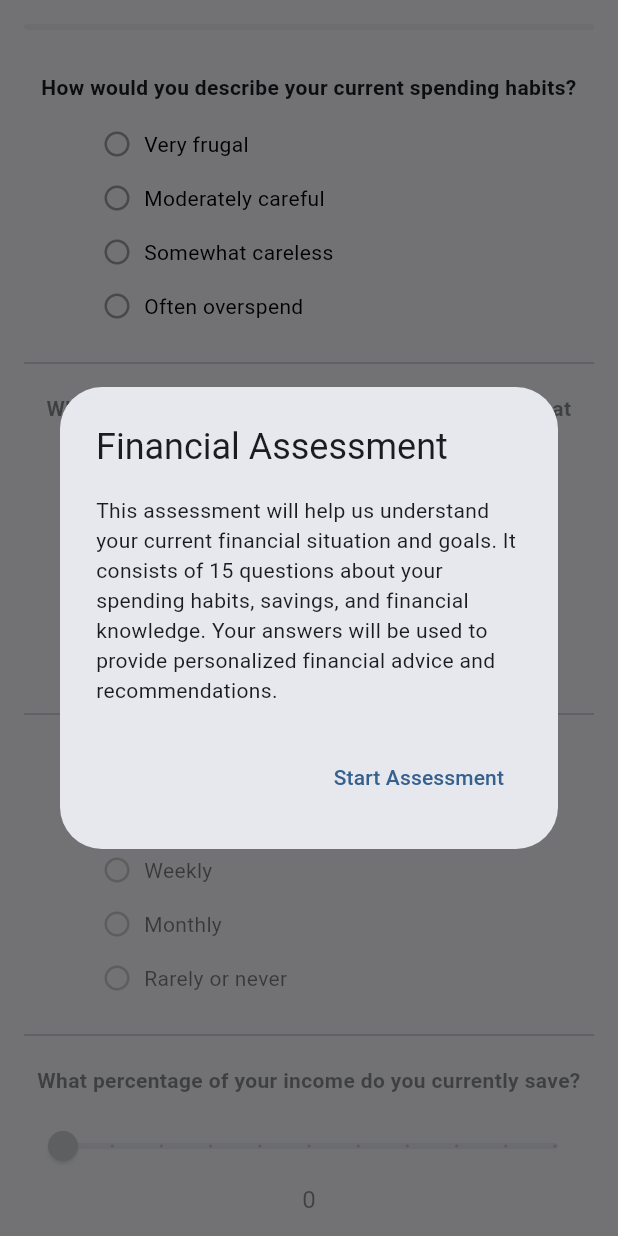
After one commit to Cha17/baidyet, a Flutter app: the FinancialAssessment screen opened directly, on a phone screen of 412 x 824 dp. The commit adds this screen. Run offline on Flutter 3.47's test engine with Material 3 defaults, Android fonts, the phone set to English and light mode, and no system bars; our stand-ins replace sqflite; accounts and stored records are empty.

Commit message:
fixed assessment

```diff
--- /dev/null
+++ b/lib/components/assessment_questions.dart
@@ -0,0 +1,148 @@
+class AssessmentQuestion {
+  final String question;
+  final String type;
+  final List<String>? options;
+  final double? min;
+  final double? max;
+  final int? divisions;
+
+  AssessmentQuestion({
+    required this.question,
+    required this.type,
+    this.options,
+    this.min,
+    this.max,
+    this.divisions,
+  });
+}
+
+List<AssessmentQuestion> getAssessmentQuestions() {
+  return [
+    AssessmentQuestion(
+      question: 'How would you describe your current spending habits?',
+      type: 'radio',
+      options: [
+        'Very frugal',
+        'Moderately careful',
+        'Somewhat careless',
+        'Often overspend'
+      ],
+    ),
+    AssessmentQuestion(
+      question:
+          'What are your primary financial goals? (Select all that apply)',
+      type: 'checkbox',
+      options: [
+        'Save for emergencies',
+        'Pay off debt',
+        'Invest for retirement',
+        'Save for a major purchase'
+      ],
+    ),
+    AssessmentQuestion(
+      question: 'How often do you track your expenses?',
+      type: 'radio',
+      options: ['Daily', 'Weekly', 'Monthly', 'Rarely or never'],
+    ),
+    AssessmentQuestion(
+      question: 'What percentage of your income do you currently save?',
+      type: 'slider',
+      min: 0.0,
+      max: 50.0,
+      divisions: 10,
+    ),
+    AssessmentQuestion(
+      question:
+          'How confident are you in your ability to manage your finances?',
+      type: 'radio',
+      options: [
+        'Very confident',
+        'Somewhat confident',
+        'Not very confident',
+        'Not confident at all'
+      ],
+    ),
+    AssessmentQuestion(
+      question: 'How do you prefer to manage your budget?',
+      type: 'radio',
+      options: [
+        'Manually',
+        'Using a spreadsheet',
+        'Using a budgeting app',
+        'I don\'t have a budget'
+      ],
+    ),
+    AssessmentQuestion(
+      question: 'What is your current level of debt?',
+      type: 'slider',
+      min: 0.0,
+      max: 100000.0,
+      divisions: 20,
+    ),
+    AssessmentQuestion(
+      question: 'How often do you review your financial goals?',
+      type: 'radio',
+      options: ['Monthly', 'Quarterly', 'Annually', 'Never'],
+    ),
+    AssessmentQuestion(
+      question: 'What is your primary source of financial advice?',
+      type: 'radio',
+      options: [
+        'Financial advisor',
+        'Online resources',
+        'Friends and family',
+        'I don\'t seek financial advice'
+      ],
+    ),
+    AssessmentQuestion(
+      question: 'How would you rate your overall financial knowledge?',
+      type: 'radio',
+      options: ['Excellent', 'Good', 'Fair', 'Poor'],
+    ),
+    AssessmentQuestion(
+      question: 'How do you handle unexpected expenses?',
+      type: 'radio',
+      options: [
+        'I have an emergency fund',
+        'I use credit cards',
+        'I borrow from friends or family',
+        'I struggle to cover them'
+      ],
+    ),
+    AssessmentQuestion(
+      question: 'What is your current credit score range?',
+      type: 'radio',
+      options: [
+        'Excellent (800-850)',
+        'Good (740-799)',
+        'Fair (670-739)',
+        'Poor (300-669)'
+      ],
+    ),
+    AssessmentQuestion(
+      question: 'How often do you review your credit report?',
+      type: 'radio',
+      options: ['Annually', 'Every few years', 'Rarely', 'Never'],
+    ),
+    AssessmentQuestion(
+      question: 'What is your preferred method of saving?',
+      type: 'radio',
+      options: [
+        'Savings account',
+        'Investments',
+        'Cash',
+        'I don\'t save regularly'
+      ],
+    ),
+    AssessmentQuestion(
+      question: 'How do you prioritize your financial goals?',
+      type: 'radio',
+      options: [
+        'Short-term goals first',
+        'Long-term goals first',
+        'Balance between short-term and long-term',
+        'I don\'t have a clear strategy'
+      ],
+    ),
+  ];
+}
--- /dev/null
+++ b/lib/pages/assessment.dart
@@ -0,0 +1,370 @@
+import 'package:baidyet/components/assessment_questions.dart';
+import 'package:baidyet/pages/home_page.dart';
+import 'package:flutter/material.dart';
+
+class FinancialAssessment extends StatefulWidget {
+  const FinancialAssessment({Key? key}) : super(key: key);
+
+  @override
+  _FinancialAssessmentState createState() => _FinancialAssessmentState();
+}
+
+class _FinancialAssessmentState extends State<FinancialAssessment> {
+  final _formKey = GlobalKey<FormState>();
+  final ScrollController _scrollController = ScrollController();
+  Map<String, dynamic> assessmentData = {};
+  int currentPage = 0;
+  int lastAnsweredQuestionIndex = -1;
+  static const int questionsPerPage = 10;
+
+  late List<AssessmentQuestion> questions;
+
+  @override
+  void initState() {
+    super.initState();
+    questions = getAssessmentQuestions();
+    WidgetsBinding.instance
+        .addPostFrameCallback((_) => _showDescriptionDialog());
+  }
+
+  void _showDescriptionDialog() {
+    showDialog(
+      context: context,
+      barrierDismissible: false,
+      builder: (BuildContext context) {
+        return AlertDialog(
+          title: const Text('Financial Assessment'),
+          content: const Text(
+              'This assessment will help us understand your current financial situation and goals. '
+              'It consists of 15 questions about your spending habits, savings, and financial knowledge. '
+              'Your answers will be used to provide personalized financial advice and recommendations.'),
+          actions: <Widget>[
+            TextButton(
+              child: const Text('Start Assessment'),
+              onPressed: () {
+                Navigator.of(context).pop();
+              },
+            ),
+          ],
+        );
+      },
+    );
+  }
+
+  int get totalPages => (questions.length / questionsPerPage).ceil();
+
+  List<AssessmentQuestion> get currentPageQuestions {
+    int start = currentPage * questionsPerPage;
+    int end = start + questionsPerPage;
+    return questions.sublist(
+        start, end > questions.length ? questions.length : end);
+  }
+
+  Widget _buildQuestionWidget(AssessmentQuestion question, int index) {
+    int globalIndex = currentPage * questionsPerPage + index;
+    bool isEnabled = globalIndex <= lastAnsweredQuestionIndex + 1;
+    double opacity = isEnabled ? 1.0 : 0.5;
+
+    Widget questionWidget;
+
+    switch (question.type) {
+      case 'radio':
+        questionWidget = Column(
+          children: [
+            Text(
+              question.question,
+              style: const TextStyle(fontSize: 14, fontWeight: FontWeight.bold),
+              textAlign: TextAlign.center,
+            ),
+            const SizedBox(height: 10),
+            ...question.options!
+                .map((option) => Padding(
+                      padding: const EdgeInsets.symmetric(horizontal: 40),
+                      child: _buildCustomRadioButton(
+                        option,
+                        option == assessmentData['q$globalIndex'],
+                        isEnabled
+                            ? () {
+                                setState(() {
+                                  assessmentData['q$globalIndex'] = option;
+                                  _onQuestionAnswered(globalIndex);
+                                });
+                              }
+                            : null,
+                      ),
+                    ))
+                .toList(),
+          ],
+        );
+        break;
+      case 'checkbox':
+        questionWidget = Column(
+          children: [
+            Text(
+              question.question,
+              style: const TextStyle(fontSize: 14, fontWeight: FontWeight.bold),
+              textAlign: TextAlign.center,
+            ),
+            const SizedBox(height: 10),
+            ...(question.options as List<String>)
+                .map((option) => Padding(
+                      padding: const EdgeInsets.symmetric(horizontal: 40),
+                      child: _buildCustomCheckbox(
+                        option,
+                        (assessmentData['q$globalIndex']
+                                as Map<String, bool>?)?[option] ??
+                            false,
+                        isEnabled
+                            ? (bool? value) {
+                                setState(() {
+                                  assessmentData['q$globalIndex'] = {
+                                    ...(assessmentData['q$globalIndex']
+                                            as Map<String, bool>? ??
+                                        {}),
+                                    option: value ?? false
+                                  };
+                                  _onQuestionAnswered(globalIndex);
+                                });
+                              }
+                            : null,
+                      ),
+                    ))
+                .toList(),
+          ],
+        );
+        break;
+      case 'slider':
+        questionWidget = Column(
+          children: [
+            Text(
+              question.question,
+              style: const TextStyle(fontSize: 14, fontWeight: FontWeight.bold),
+              textAlign: TextAlign.center,
+            ),
+            const SizedBox(height: 10),
+            Slider(
+              value:
+                  (assessmentData['q$globalIndex'] as double?) ?? question.min!,
+              min: question.min!,
+              max: question.max!,
+              divisions: question.divisions,
+              label:
+                  '${((assessmentData['q$globalIndex'] as double?) ?? question.min)?.round()}',
+              onChanged: isEnabled
+                  ? (double value) {
+                      setState(() {
+                        assessmentData['q$globalIndex'] = value;
+                        _onQuestionAnswered(globalIndex);
+                      });
+                    }
+                  : null,
+            ),
+            Text(
+              '${((assessmentData['q$globalIndex'] as double?) ?? question.min)?.round()}',
+              style: const TextStyle(fontSize: 16),
+            ),
+          ],
+        );
+        break;
+      default:
+        questionWidget = const SizedBox.shrink();
+    }
+
+    return Opacity(
+      opacity: opacity,
+      child: IgnorePointer(
+        ignoring: !isEnabled,
+        child: questionWidget,
+      ),
+    );
+  }
+
+  Widget _buildCustomRadioButton(
+      String label, bool isSelected, VoidCallback? onTap) {
+    return GestureDetector(
+      onTap: onTap,
+      child: AnimatedContainer(
+        duration: const Duration(milliseconds: 200),
+        padding: const EdgeInsets.symmetric(vertical: 8, horizontal: 12),
+        decoration: BoxDecoration(
+          color: isSelected
+              ? Theme.of(context).primaryColor.withOpacity(0.1)
+              : Colors.transparent,
+          borderRadius: BorderRadius.circular(8),
+        ),
+        child: Row(
+          mainAxisAlignment: MainAxisAlignment.start,
+          children: [
+            Icon(
+              isSelected
+                  ? Icons.radio_button_checked
+                  : Icons.radio_button_unchecked,
+              size: 20,
+              color: isSelected ? Theme.of(context).primaryColor : Colors.grey,
+            ),
+            const SizedBox(width: 8),
+            Flexible(
+              child: Text(
+                label,
+                style: TextStyle(
+                  color: isSelected
+                      ? Theme.of(context).primaryColor
+                      : Colors.black,
+                ),
+              ),
+            ),
+          ],
+        ),
+      ),
+    );
+  }
+
+  Widget _buildCustomCheckbox(
+      String label, bool isChecked, ValueChanged<bool?>? onChanged) {
+    return GestureDetector(
+      onTap: onChanged != null ? () => onChanged(!isChecked) : null,
+      child: AnimatedContainer(
+        duration: const Duration(milliseconds: 200),
+        padding: const EdgeInsets.symmetric(vertical: 8, horizontal: 12),
+        decoration: BoxDecoration(
+          color: isChecked
+              ? Theme.of(context).primaryColor.withOpacity(0.1)
+              : Colors.transparent,
+          borderRadius: BorderRadius.circular(8),
+        ),
+        child: Row(
+          mainAxisAlignment: MainAxisAlignment.start,
+          children: [
+            Icon(
+              isChecked ? Icons.check_box : Icons.check_box_outline_blank,
+              size: 20,
+              color: isChecked ? Theme.of(context).primaryColor : Colors.grey,
+            ),
+            const SizedBox(width: 8),
+            Flexible(
+              child: Text(label),
+            ),
+          ],
+        ),
+      ),
+    );
+  }
+
+  void _onQuestionAnswered(int globalIndex) {
+    setState(() {
+      if (globalIndex > lastAnsweredQuestionIndex) {
+        lastAnsweredQuestionIndex = globalIndex;
+      }
+    });
+  }
+
+  void _nextPage() {
+    if (currentPage < totalPages - 1) {
+      setState(() {
+        currentPage++;
+      });
+      // Scroll to the top of the next page
+      WidgetsBinding.instance.addPostFrameCallback((_) {
+        _scrollController.animateTo(
+          0,
+          duration: const Duration(milliseconds: 300),
+          curve: Curves.easeOut,
+        );
+      });
+    } else {
+      // Process the assessment data
+      print(assessmentData);
+      // Navigate to the next screen or generate budget plans
+      Navigator.of(context).push(
+        MaterialPageRoute(builder: (context) => const HomePage()),
+      );
+    }
+  }
+
+  void _previousPage() {
+    if (currentPage > 0) {
+      setState(() {
+        currentPage--;
+      });
+    }
+  }
+
+  double get progress {
+    return (lastAnsweredQuestionIndex + 1) / questions.length;
+  }
+
+  @override
+  Widget build(BuildContext context) {
+    return Scaffold(
+      body: SafeArea(
+        child: Form(
+          key: _formKey,
+          child: Column(
+            children: [
+              Padding(
+                padding: const EdgeInsets.fromLTRB(16, 16, 16, 12),
+                child: LinearProgressIndicator(
+                  value: progress,
+                  backgroundColor: Colors.grey[200],
+                  valueColor: const AlwaysStoppedAnimation<Color>(Colors.blue),
+                  borderRadius: BorderRadius.circular(12),
+                ),
+              ),
+              Expanded(
+                child: ListView(
+                  controller: _scrollController,
+                  padding: const EdgeInsets.all(16.0),
+                  children: [
+                    ...currentPageQuestions
+                        .asMap()
+                        .entries
+                        .map((entry) => Column(
+                              crossAxisAlignment: CrossAxisAlignment.start,
+                              children: [
+                                Padding(
+                                  padding: const EdgeInsets.only(bottom: 12.0),
+                                  child: _buildQuestionWidget(
+                                      entry.value, entry.key),
+                                ),
+                                if (entry.key < currentPageQuestions.length - 1)
+                                  const Divider(),
+                                const SizedBox(height: 12),
+                              ],
+                            ))
+                        .toList(),
+                    const SizedBox(height: 20),
+                    Row(
+                      mainAxisAlignment: MainAxisAlignment.spaceBetween,
+                      children: [
+                        if (currentPage > 0)
+                          ElevatedButton(
+                            onPressed: _previousPage,
+                            child: const Text('Previous'),
+                          )
+                        else
+                          const SizedBox(), // Empty SizedBox for spacing when there's no Previous button
+                        ElevatedButton(
+                          onPressed: lastAnsweredQuestionIndex >=
+                                      (currentPage + 1) * questionsPerPage -
+                                          1 ||
+                                  (currentPage == totalPages - 1 &&
+                                      lastAnsweredQuestionIndex ==
+                                          questions.length - 1)
+                              ? _nextPage
+                              : null,
+                          child: Text(currentPage == totalPages - 1
+                              ? 'Submit'
+                              : 'Next'),
+                        ),
+                      ],
+                    ),
+                  ],
+                ),
+              ),
+            ],
+          ),
+        ),
+      ),
+    );
+  }
+}
--- a/lib/pages/login_page.dart
+++ b/lib/pages/login_page.dart
@@ -1,3 +1,4 @@
+import 'package:baidyet/pages/assessment.dart';
 import 'package:baidyet/pages/questionnaire.dart';
 import 'package:flutter/material.dart';
 import 'package:baidyet/JsonModels/users.dart';
@@ -35,7 +36,7 @@ class _LoginPageState extends State<LoginPage> {
           Navigator.pushReplacement(
             context,
             MaterialPageRoute(
-                builder: (context) => const QuestionnaireWidget()),
+                builder: (context) => const FinancialAssessment()),
           );
         } else {
           showErrorDialog("Incorrect username or password");
@@ -188,7 +189,7 @@ class _LoginPageState extends State<LoginPage> {
                       ? const CircularProgressIndicator()
                       : MyButton(
                           onTap: signUserIn,
-                          buttonName: "Sign in",
+                          buttonName: "Log in",
                         ),
                   const SizedBox(height: 10),
 
```
